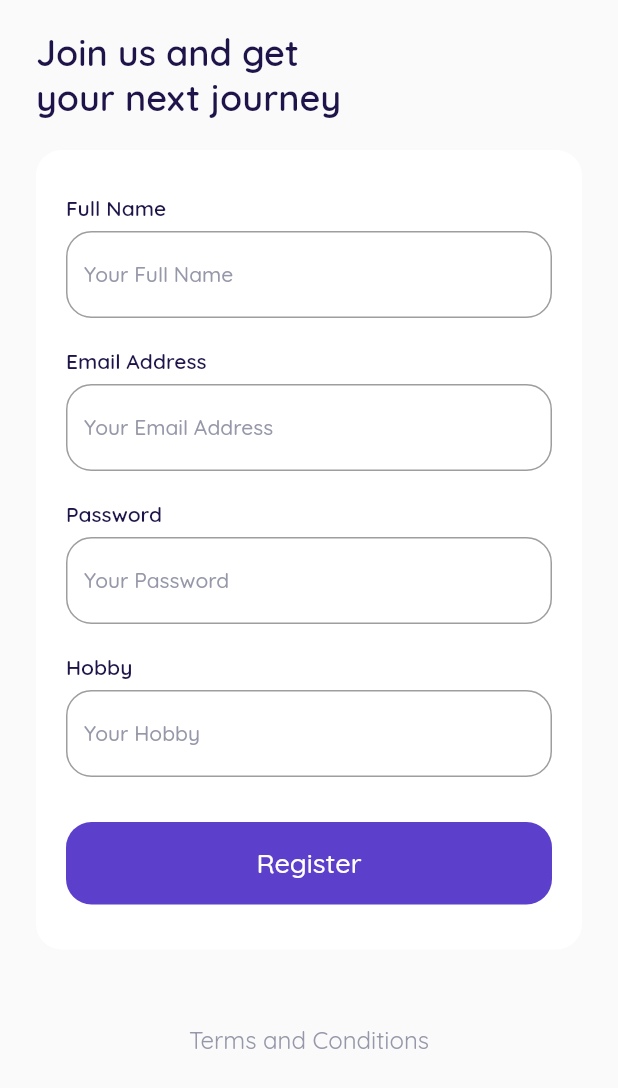
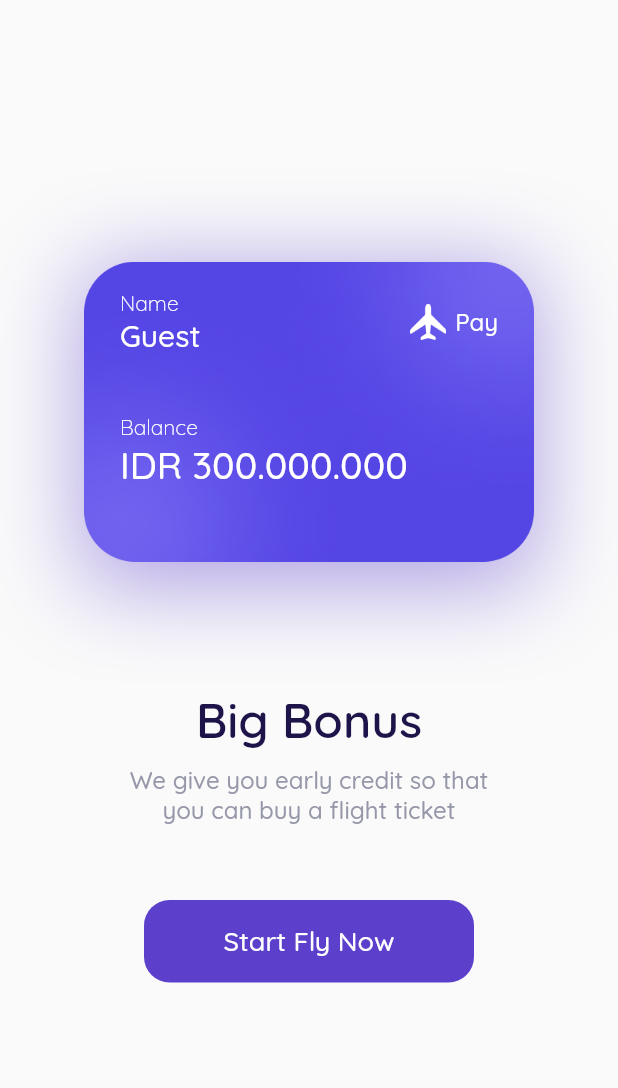
Before and after one commit to mddirga/good-travel, a Flutter app: the RegisterPage screen opened by its route, after a tap on "Register", on a phone screen of 412 x 824 dp. Shown: the top 1088 px of the screen. Run offline on Flutter 3.47's test engine with Material 2 defaults, Android fonts, the light colour scheme and no system bars.

Commit message:
UI - Bonus Page

```diff
--- /dev/null
+++ b/lib/features/presentation/pages/bonus_page.dart
@@ -0,0 +1,163 @@
+import 'package:flutter/material.dart';
+import 'package:good_travel/config/themes/theme.dart';
+
+class BonusPage extends StatelessWidget {
+  const BonusPage({super.key});
+
+  @override
+  Widget build(BuildContext context) {
+    Widget bonusCard() {
+      return Container(
+        width: 300,
+        height: 211,
+        padding: EdgeInsets.all(defaultMargin),
+        decoration: BoxDecoration(
+          image: const DecorationImage(
+            image: AssetImage(
+              'assets/images/image_card.png',
+            ),
+          ),
+          boxShadow: [
+            BoxShadow(
+              color: primaryColor.withOpacity(0.5),
+              blurRadius: 50,
+              offset: const Offset(0, 10),
+            ),
+          ],
+        ),
+        child: Column(
+          crossAxisAlignment: CrossAxisAlignment.start,
+          children: [
+            Row(
+              mainAxisAlignment: MainAxisAlignment.spaceBetween,
+              children: [
+                Expanded(
+                  child: Column(
+                    crossAxisAlignment: CrossAxisAlignment.start,
+                    children: [
+                      Text(
+                        'Name',
+                        style: whiteTextStyle.copyWith(
+                          fontWeight: light,
+                        ),
+                      ),
+                      Text(
+                        'Guest',
+                        style: whiteTextStyle.copyWith(
+                          fontSize: 20,
+                          fontWeight: medium,
+                        ),
+                        overflow: TextOverflow.ellipsis,
+                      ),
+                    ],
+                  ),
+                ),
+                Container(
+                  width: 24,
+                  height: 24,
+                  margin: const EdgeInsets.only(right: 6),
+                  decoration: const BoxDecoration(
+                    image: DecorationImage(
+                      image: AssetImage(
+                        'assets/images/icon_plane.png',
+                      ),
+                    ),
+                  ),
+                ),
+                Text(
+                  'Pay',
+                  style: whiteTextStyle.copyWith(
+                    fontSize: 16,
+                    fontWeight: medium,
+                  ),
+                ),
+              ],
+            ),
+            const SizedBox(
+              height: 40,
+            ),
+            Text(
+              'Balance',
+              style: whiteTextStyle.copyWith(
+                fontWeight: light,
+              ),
+            ),
+            Text(
+              'IDR 300.000.000',
+              style: whiteTextStyle.copyWith(
+                fontSize: 25,
+                fontWeight: medium,
+              ),
+            ),
+          ],
+        ),
+      );
+    }
+
+    Widget title() {
+      return Container(
+        margin: const EdgeInsets.only(top: 80),
+        child: Text(
+          'Big Bonus',
+          style: blackTextStyle.copyWith(
+            fontSize: 32,
+            fontWeight: semiBold,
+          ),
+        ),
+      );
+    }
+
+    Widget subTitle() {
+      return Container(
+        margin: const EdgeInsets.only(top: 10),
+        child: Text(
+          'We give you early credit so that\nyou can buy a flight ticket',
+          style: greyTextStyle.copyWith(
+            fontSize: 16,
+            fontWeight: medium,
+          ),
+          textAlign: TextAlign.center,
+        ),
+      );
+    }
+
+    Widget startButton() {
+      return Container(
+        width: 220,
+        height: 55,
+        margin: const EdgeInsets.only(top: 50),
+        child: TextButton(
+          style: TextButton.styleFrom(
+            backgroundColor: primaryColor,
+            shape: RoundedRectangleBorder(
+              borderRadius: BorderRadius.circular(defaultRadius),
+            ),
+          ),
+          onPressed: () {},
+          child: Text(
+            'Start Fly Now',
+            style: whiteTextStyle.copyWith(
+              fontSize: 18,
+              fontWeight: medium,
+            ),
+          ),
+        ),
+      );
+    }
+
+    return Scaffold(
+      backgroundColor: backgroundColor,
+      body: Center(
+        child: Column(
+          mainAxisAlignment: MainAxisAlignment.center,
+          children: [
+            bonusCard(),
+            title(),
+            subTitle(),
+            startButton(),
+          ],
+        ),
+      ),
+    );
+  }
+}
--- a/lib/features/presentation/pages/register_page.dart
+++ b/lib/features/presentation/pages/register_page.dart
@@ -198,7 +198,9 @@ class RegisterPage extends StatelessWidget {
           width: double.infinity,
           height: 55,
           child: TextButton(
-            onPressed: () {},
+            onPressed: () {
+              Navigator.pushNamed(context, '/bonus');
+            },
             style: TextButton.styleFrom(
               backgroundColor: primaryColor,
               shape: RoundedRectangleBorder(
--- a/lib/main.dart
+++ b/lib/main.dart
@@ -1,4 +1,5 @@
 import 'package:flutter/material.dart';
+import 'package:good_travel/features/presentation/pages/bonus_page.dart';
 import 'package:good_travel/features/presentation/pages/register_page.dart';
 import 'package:good_travel/features/presentation/pages/splash_page.dart';
 import 'package:good_travel/features/presentation/pages/started_page.dart';
@@ -19,6 +20,7 @@ class MyApp extends StatelessWidget {
         '/': (context) => const SplashPage(),
         '/started': (context) => const StartedPage(),
         '/register': (context) => const RegisterPage(),
+        '/bonus': (context) => const BonusPage(),
       },
     );
   }
```
